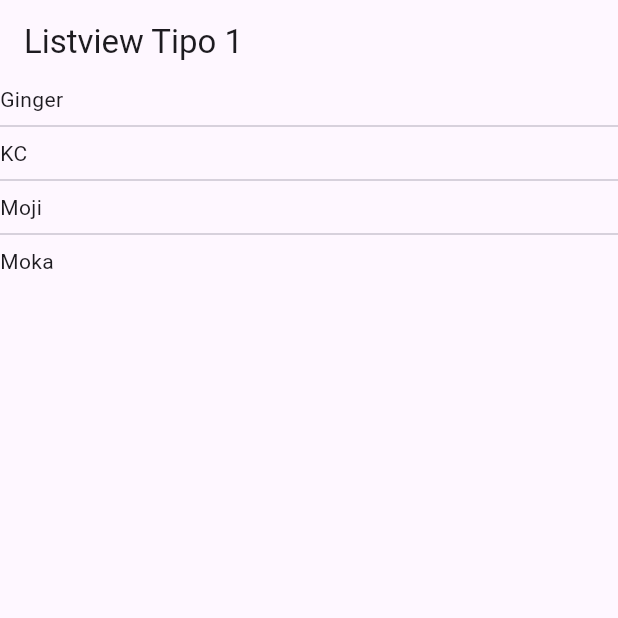
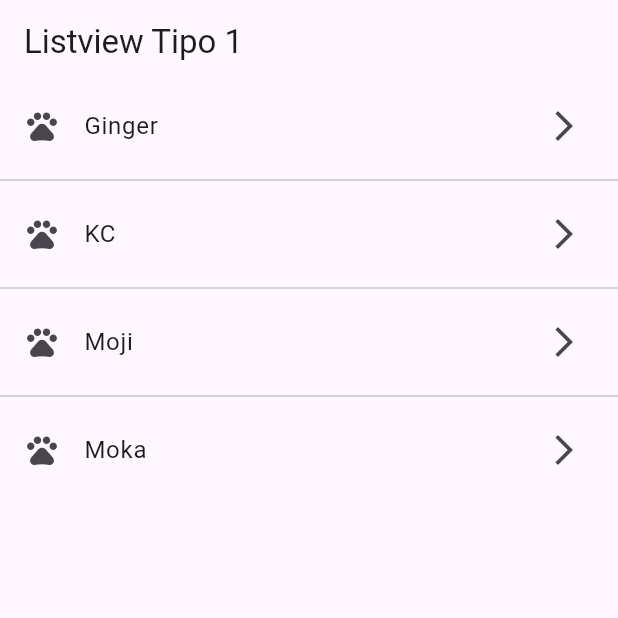
Before and after one commit to gnievap/course-components-flutter, a Flutter app: the screen it shows after launch, on a phone screen of 412 x 824 dp, the top half of it. Run offline on Flutter 3.47's test engine with Material 3 defaults, Android fonts, the phone set to English and light mode, and no system bars.

Commit message:
Usign ListTile as the itemBuilder of the ListView.separated

```diff
--- a/lib/screens/listview2_screen.dart
+++ b/lib/screens/listview2_screen.dart
@@ -12,7 +12,11 @@ class ListView2Screen extends StatelessWidget {
       ),
       body: ListView.separated(
         itemCount: options.length,
-        itemBuilder: (context, index) => Text(options[index]),
+        itemBuilder: (context, index) => ListTile(
+          leading: const Icon(Icons.pets),
+          title: Text(options[index]),
+          trailing: const Icon(Icons.arrow_forward_ios_outlined),
+        ),
         separatorBuilder: (_, __) => const Divider(),
       ),
     );
```
